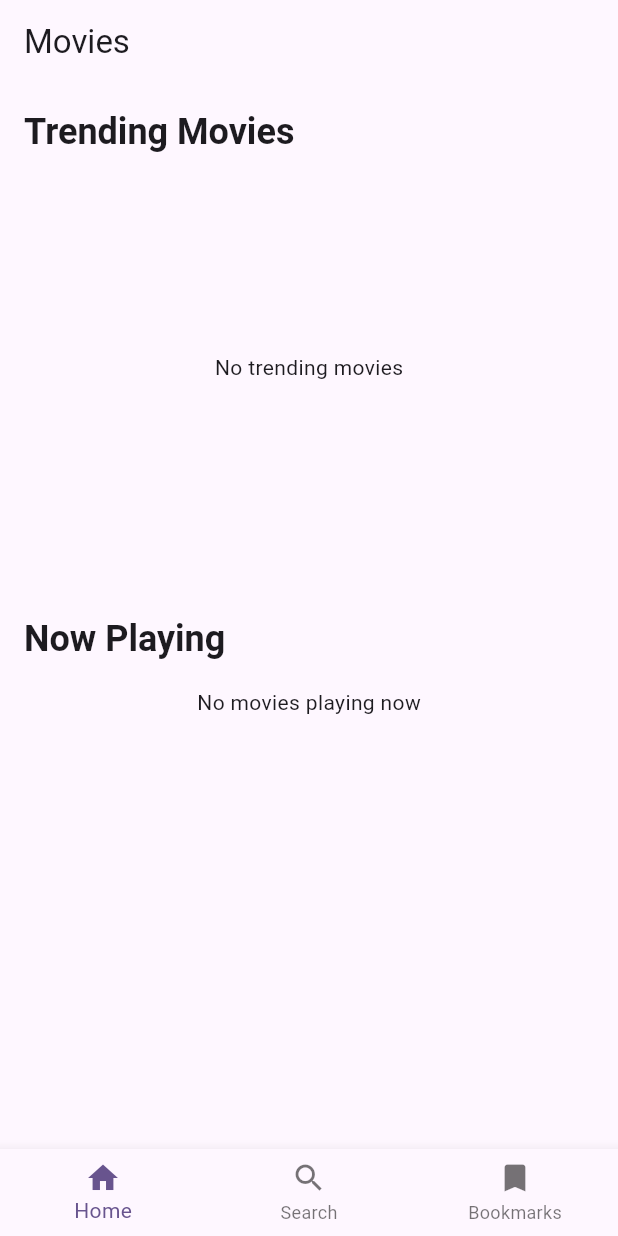
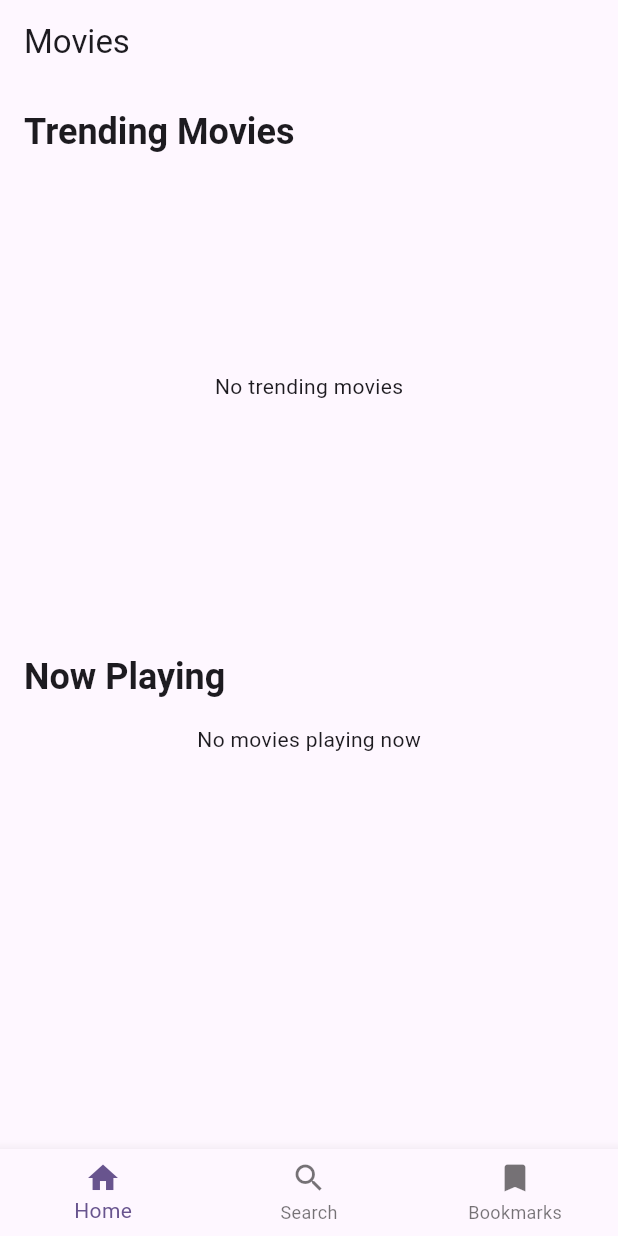
Before and after one commit to ayaan32/movie, a Flutter app: the screen it shows after launch, on a phone screen of 412 x 824 dp. Run offline on Flutter 3.47's test engine with Material 3 defaults, Android fonts, the phone set to English and light mode, and no system bars; our stand-ins replace cached_network_image, connectivity_plus, dio, drift, equatable, flutter_bloc and 2 more; accounts and stored records are empty; generated files the repository leaves out were written again; network calls fail.

Commit message:
key addition and overflow resolution

```diff
--- a/lib/data/repository/movie_repository.dart
+++ b/lib/data/repository/movie_repository.dart
@@ -8,7 +8,7 @@ class MovieRepository {
   final MovieApiService _apiService;
   final AppDatabase _database;
   final Connectivity _connectivity;
-  static const String _apiKey = 'YOUR_API_KEY_HERE'; // Replace with your TMDB API key
+  static const String _apiKey = '6a729711a72878603a76084add258807';
 
   MovieRepository(
     this._apiService,
--- a/lib/presentation/screens/home_screen.dart
+++ b/lib/presentation/screens/home_screen.dart
@@ -78,7 +78,7 @@ class _HomeScreenState extends State<HomeScreen> {
                       ),
                     ),
                     SizedBox(
-                      height: 250,
+                      height: 275,
                       child: state.trendingMovies.isEmpty
                           ? const Center(child: Text('No trending movies'))
                           : ListView.builder(
```
